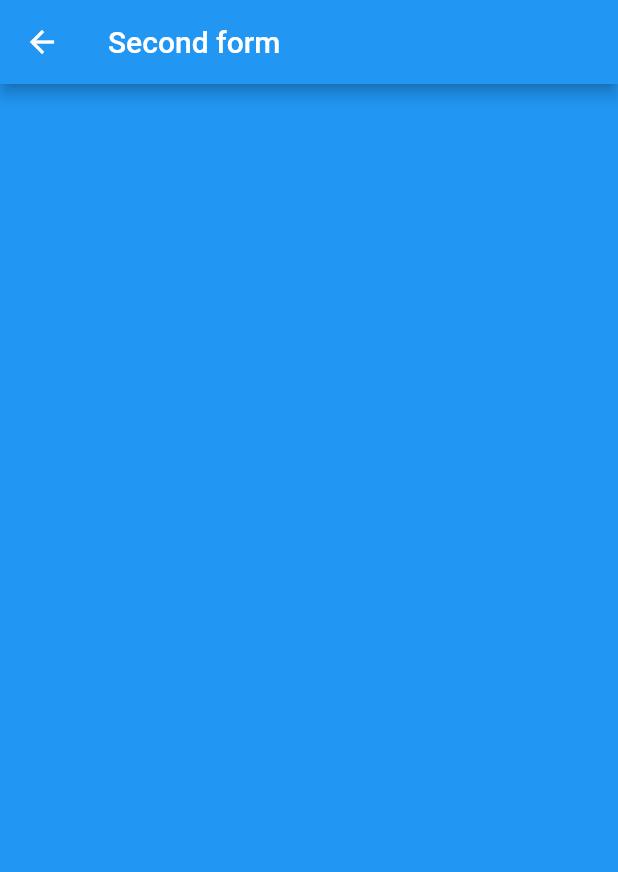
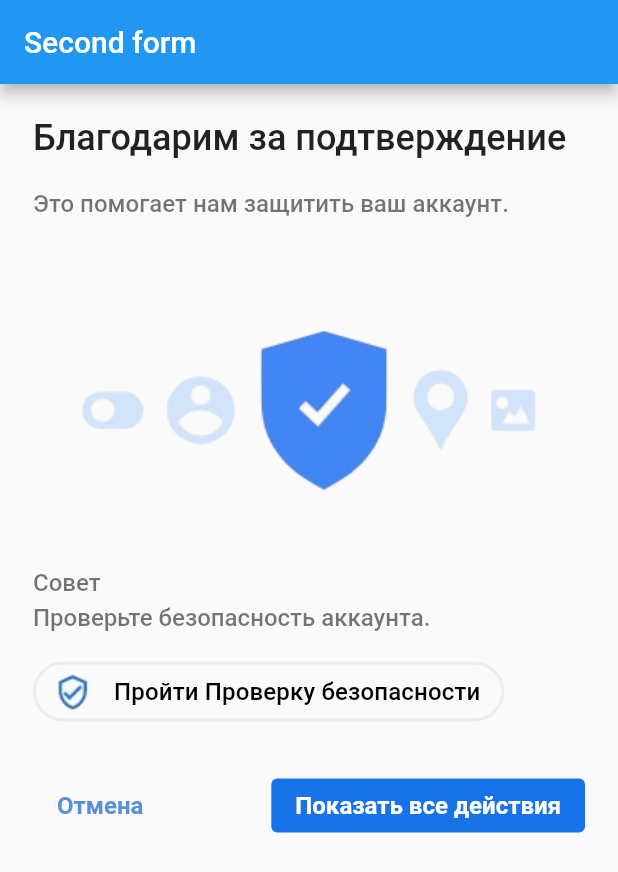
Before and after one commit to Fehty/sign_forms, a Flutter app: the SecondForm screen opened directly, on a phone screen of 412 x 824 dp. Shown: the top 872 px of the screen. Run offline on Flutter 3.47's test engine with Material 2 defaults, Android fonts, the phone set to English and light mode, and no system bars.

Commit message:
- second form

```diff
--- a/lib/constants/text_theme.dart
+++ b/lib/constants/text_theme.dart
@@ -1,12 +1,11 @@
 import 'package:flutter/material.dart';
 
 TextTheme textTheme = TextTheme(
-    headline6: TextStyle(fontWeight: FontWeight.w500, fontSize: 20),
+    headline5: TextStyle(fontWeight: FontWeight.w500, fontSize: 24),
     subtitle1: TextStyle(fontWeight: FontWeight.w600, fontSize: 18),
+    subtitle2: TextStyle(fontWeight: FontWeight.w600, fontSize: 16),
     bodyText1: TextStyle(
-        fontWeight: FontWeight.w500,
-        fontSize: 16,
-        color: Colors.black54),
+        fontWeight: FontWeight.w500, fontSize: 16, color: Colors.black54),
     bodyText2: TextStyle(
         fontWeight: FontWeight.w500,
         fontSize: 14,
--- a/lib/forms/first_form.dart
+++ b/lib/forms/first_form.dart
@@ -195,7 +195,6 @@ class _FirstFormState extends State<FirstForm> {
         constraints: BoxConstraints(maxWidth: 552),
         child: SingleChildScrollView(
             child: Card(
-                elevation: 0,
                 shape: RoundedRectangleBorder(
                     borderRadius: BorderRadius.circular(6)),
                 child: mainColumn())));
--- a/lib/forms/second_form.dart
+++ b/lib/forms/second_form.dart
@@ -1,4 +1,6 @@
 import 'package:flutter/material.dart';
+
+import '../main.dart';
 
 class SecondForm extends StatefulWidget {
   @override
@@ -6,13 +8,111 @@ class SecondForm extends StatefulWidget {
 }
 
 class _SecondFormState extends State<SecondForm> {
+  double screenWidth;
+  bool isPortraitMode;
+
   @override
   Widget build(BuildContext context) {
+    isPortraitMode = MediaQuery.of(context).orientation == Orientation.portrait;
+    screenWidth = MediaQuery.of(context).size.width;
     return Scaffold(
         appBar: AppBar(title: Text('Second form')), body: buildBody());
   }
 
+  Widget topSection() {
+    return Column(crossAxisAlignment: CrossAxisAlignment.start, children: [
+      Text('Благодарим за подтверждение',
+          style: Theme.of(context).textTheme.headline5),
+      SizedBox(height: 20),
+      Text('Это помогает нам защитить ваш аккаунт.',
+          style: Theme.of(context).textTheme.bodyText1)
+    ]);
+  }
+
+  Widget middleSection() {
+    return Column(crossAxisAlignment: CrossAxisAlignment.start, children: [
+      Center(child: Image.asset('assets/images/defender.png')),
+      SizedBox(height: 48),
+      Text('Совет', style: Theme.of(context).textTheme.bodyText1),
+      SizedBox(height: 4),
+      Text('Проверьте безопасность аккаунта.',
+          style: Theme.of(context).textTheme.bodyText1),
+      SizedBox(height: 16),
+      FlatButton(
+          padding: const EdgeInsets.all(0),
+          onPressed: () {},
+          shape: RoundedRectangleBorder(
+              borderRadius: BorderRadius.circular(100),
+              side: BorderSide(
+                  width: 2, color: Color.fromRGBO(236, 237, 239, 1))),
+          splashColor: Color.fromRGBO(91, 143, 216, 0.3),
+          textColor: Colors.white,
+          child: Padding(
+              padding:
+                  const EdgeInsets.only(left: 12, top: 6, bottom: 6, right: 16),
+              child: Row(mainAxisSize: MainAxisSize.min, children: [
+                Image.asset('assets/images/small_defender.png'),
+                SizedBox(width: 12),
+                Text('Пройти Проверку безопасности',
+                    style: Theme.of(context)
+                        .textTheme
+                        .subtitle2
+                        .copyWith(fontWeight: FontWeight.w500))
+              ])))
+    ]);
+  }
+
+  Widget bottomSection() {
+    return Row(children: [
+      FlatButton(
+          onPressed: () {},
+          shape: RoundedRectangleBorder(borderRadius: BorderRadius.circular(4)),
+          splashColor: Color.fromRGBO(91, 143, 216, 0.3),
+          textColor: Colors.white,
+          child: Text('Отмена',
+              style: Theme.of(context).textTheme.bodyText1.copyWith(
+                  color: Color.fromRGBO(91, 143, 216, 1),
+                  fontWeight: FontWeight.bold))),
+      Spacer(),
+      FlatButton(
+          onPressed: () {},
+          shape: RoundedRectangleBorder(borderRadius: BorderRadius.circular(4)),
+          splashColor: Color.fromRGBO(91, 143, 216, 0.3),
+          color: Color.fromRGBO(25, 115, 232, 1),
+          textColor: Colors.white,
+          child: Text('Показать все действия',
+              style: Theme.of(context)
+                  .textTheme
+                  .bodyText1
+                  .copyWith(color: Colors.white, fontWeight: FontWeight.bold)))
+    ]);
+  }
+
+  Widget mainColumn() {
+    return Padding(
+        padding: const EdgeInsets.all(22),
+        child: Column(
+            crossAxisAlignment: CrossAxisAlignment.start,
+            mainAxisSize: MainAxisSize.min,
+            children: [
+              topSection(),
+              SizedBox(height: 72),
+              middleSection(),
+              SizedBox(height: 28),
+              bottomSection()
+            ]));
+  }
+
   Widget buildBody() {
-    return Container(color: Colors.blue);
+    Widget mobileLayout = SingleChildScrollView(child: mainColumn());
+    Widget pcLayout = ConstrainedBox(
+        constraints: BoxConstraints(maxWidth: 552),
+        child: SingleChildScrollView(
+            child: Card(
+                elevation: 1,
+                shape: RoundedRectangleBorder(
+                    borderRadius: BorderRadius.circular(6)),
+                child: mainColumn())));
+    return isMobile ? mobileLayout : pcLayout;
   }
 }
--- a/lib/main.dart
+++ b/lib/main.dart
@@ -3,6 +3,8 @@ import 'package:sign_forms/constants/text_theme.dart';
 import 'package:sign_forms/forms/first_form.dart';
 
 import 'dart:io' show Platform;
+
+import 'package:sign_forms/forms/second_form.dart';
 
 void main() => runApp(MyApp());
 
@@ -14,15 +16,23 @@ class MyApp extends StatelessWidget {
     try {
       if (Platform.isAndroid || Platform.isIOS || Platform.isFuchsia)
         isMobile = true;
+      else
+        isMobile = false;
     } catch (e) {
       isMobile = false;
     }
-    return MaterialApp(
-        title: 'Flutter Form',
-        theme: ThemeData(
-            primarySwatch: Colors.blue,
-            visualDensity: VisualDensity.adaptivePlatformDensity,
-            textTheme: textTheme),
-        home: FirstForm());
+    return NotificationListener<OverscrollIndicatorNotification>(
+      onNotification: (scroll) {
+        scroll.disallowGlow();
+        return true;
+      },
+      child: MaterialApp(
+          title: 'Flutter Form',
+          theme: ThemeData(
+              primarySwatch: Colors.blue,
+              visualDensity: VisualDensity.adaptivePlatformDensity,
+              textTheme: textTheme),
+          home: SecondForm()),
+    );
   }
 }
```
Also changed, not shown: assets/images/defender.png (added), assets/images/small_defender.png (added).
